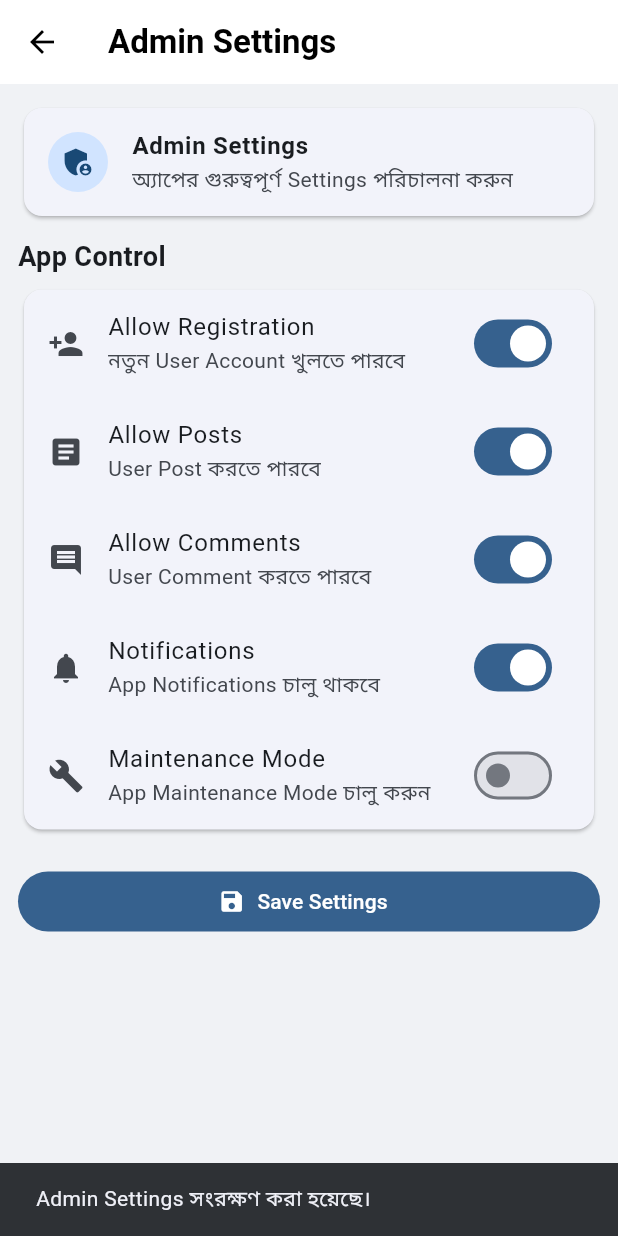
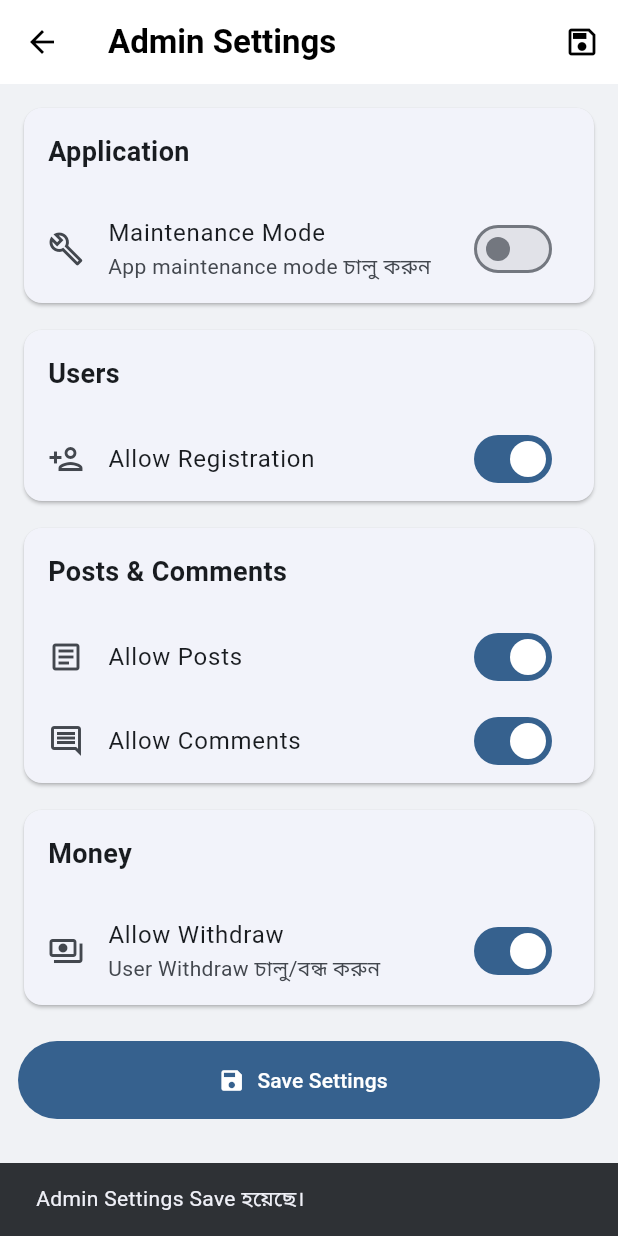
Before and after one commit to bondhu-app/bondhu_social, a Flutter app: the AdminSettingsScreen screen opened directly, after a tap on "Save Settings", on a phone screen of 412 x 824 dp. Run offline on Flutter 3.47's test engine with Material 3 defaults, Android fonts, the phone set to English and light mode, and no system bars; our stand-ins replace cloud_firestore, firebase_auth, firebase_core; accounts and stored records are empty.

Commit message:
Update admin_settings_screen.dart

```diff
--- a/lib/screens/admin/admin_settings_screen.dart
+++ b/lib/screens/admin/admin_settings_screen.dart
@@ -1,3 +1,4 @@
+import 'package:cloud_firestore/cloud_firestore.dart';
 import 'package:flutter/material.dart';
 
 class AdminSettingsScreen extends StatefulWidget {
@@ -10,14 +11,126 @@ class AdminSettingsScreen extends StatefulWidget {
 
 class _AdminSettingsScreenState
     extends State<AdminSettingsScreen> {
-  bool allowRegistration = true;
-  bool allowPosts = true;
-  bool allowComments = true;
-  bool maintenanceMode = false;
-  bool notificationsEnabled = true;
+  final FirebaseFirestore _firestore =
+      FirebaseFirestore.instance;
+
+  bool _maintenanceMode = false;
+  bool _allowRegistration = true;
+  bool _allowPosts = true;
+  bool _allowComments = true;
+  bool _allowWithdraw = true;
+
+  bool _loading = true;
+  bool _saving = false;
+
+  @override
+  void initState() {
+    super.initState();
+    _loadSettings();
+  }
+
+  Future<void> _loadSettings() async {
+    try {
+      final document = await _firestore
+          .collection('settings')
+          .doc('app_settings')
+          .get();
+
+      if (document.exists) {
+        final data =
+            document.data() ?? {};
+
+        _maintenanceMode =
+            data['maintenanceMode'] ?? false;
+
+        _allowRegistration =
+            data['allowRegistration'] ?? true;
+
+        _allowPosts =
+            data['allowPosts'] ?? true;
+
+        _allowComments =
+            data['allowComments'] ?? true;
+
+        _allowWithdraw =
+            data['allowWithdraw'] ?? true;
+      }
+    } catch (_) {
+      // Default settings থাকবে।
+    }
+
+    if (!mounted) return;
+
+    setState(() {
+      _loading = false;
+    });
+  }
+
+  Future<void> _saveSettings() async {
+    setState(() {
+      _saving = true;
+    });
+
+    try {
+      await _firestore
+          .collection('settings')
+          .doc('app_settings')
+          .set({
+        'maintenanceMode':
+            _maintenanceMode,
+        'allowRegistration':
+            _allowRegistration,
+        'allowPosts':
+            _allowPosts,
+        'allowComments':
+            _allowComments,
+        'allowWithdraw':
+            _allowWithdraw,
+        'updatedAt':
+            FieldValue.serverTimestamp(),
+      }, SetOptions(merge: true));
+
+      if (!mounted) return;
+
+      ScaffoldMessenger.of(context).showSnackBar(
+        const SnackBar(
+          content: Text(
+            'Admin Settings Save হয়েছে।',
+          ),
+        ),
+      );
+    } catch (error) {
+      if (!mounted) return;
+
+      ScaffoldMessenger.of(context).showSnackBar(
+        SnackBar(
+          content: Text(
+            'Save করা যায়নি: $error',
+          ),
+        ),
+      );
+    } finally {
+      if (!mounted) return;
+
+      setState(() {
+        _saving = false;
+      });
+    }
+  }
 
   @override
   Widget build(BuildContext context) {
+    if (_loading) {
+      return Scaffold(
+        appBar: AppBar(
+          title: const Text('Admin Settings'),
+        ),
+        body: const Center(
+          child: CircularProgressIndicator(),
+        ),
+      );
+    }
+
     return Scaffold(
       appBar: AppBar(
         title: const Text(
@@ -26,154 +139,170 @@ class _AdminSettingsScreenState
             fontWeight: FontWeight.bold,
           ),
         ),
+        actions: [
+          IconButton(
+            onPressed:
+                _saving ? null : _saveSettings,
+            icon: const Icon(
+              Icons.save_outlined,
+            ),
+          ),
+        ],
       ),
       body: ListView(
         padding: const EdgeInsets.all(12),
         children: [
-          const Card(
-            child: ListTile(
-              leading: CircleAvatar(
-                child: Icon(Icons.admin_panel_settings),
-              ),
-              title: Text(
-                'Admin Settings',
-                style: TextStyle(
-                  fontWeight: FontWeight.bold,
-                ),
-              ),
-              subtitle: Text(
-                'অ্যাপের গুরুত্বপূর্ণ Settings পরিচালনা করুন',
-              ),
-            ),
-          ),
-
-          const SizedBox(height: 10),
-
-          const Text(
-            'App Control',
-            style: TextStyle(
-              fontSize: 18,
-              fontWeight: FontWeight.bold,
-            ),
-          ),
-
-          const SizedBox(height: 5),
-
-          Card(
-            child: Column(
+          _section(
+            title: 'Application',
             children: [
               SwitchListTile(
                 secondary: const Icon(
-                    Icons.person_add,
-                  ),
-                  title: const Text(
-                    'Allow Registration',
-                  ),
-                  subtitle: const Text(
-                    'নতুন User Account খুলতে পারবে',
-                  ),
-                  value: allowRegistration,
-                  onChanged: (value) {
-                    setState(() {
-                      allowRegistration = value;
-                    });
-                  },
-                ),
-
-                SwitchListTile(
-                  secondary: const Icon(
-                    Icons.article,
-                  ),
-                  title: const Text(
-                    'Allow Posts',
-                  ),
-                  subtitle: const Text(
-                    'User Post করতে পারবে',
-                  ),
-                  value: allowPosts,
-                  onChanged: (value) {
-                    setState(() {
-                      allowPosts = value;
-                    });
-                  },
-                ),
-
-                SwitchListTile(
-                  secondary: const Icon(
-                    Icons.comment,
-                  ),
-                  title: const Text(
-                    'Allow Comments',
-                  ),
-                  subtitle: const Text(
-                    'User Comment করতে পারবে',
-                  ),
-                  value: allowComments,
-                  onChanged: (value) {
-                    setState(() {
-                      allowComments = value;
-                    });
-                  },
-                ),
-
-                SwitchListTile(
-                  secondary: const Icon(
-                    Icons.notifications,
-                  ),
-                  title: const Text(
-                    'Notifications',
-                  ),
-                  subtitle: const Text(
-                    'App Notifications চালু থাকবে',
-                  ),
-                  value: notificationsEnabled,
-                  onChanged: (value) {
-                    setState(() {
-                      notificationsEnabled = value;
-                    });
-                  },
-                ),
-
-                SwitchListTile(
-                  secondary: const Icon(
-                    Icons.build,
+                  Icons.build_outlined,
                 ),
                 title: const Text(
                   'Maintenance Mode',
                 ),
                 subtitle: const Text(
-                    'App Maintenance Mode চালু করুন',
+                  'App maintenance mode চালু করুন',
                 ),
-                  value: maintenanceMode,
+                value: _maintenanceMode,
                 onChanged: (value) {
                   setState(() {
-                      maintenanceMode = value;
+                    _maintenanceMode = value;
                   });
                 },
               ),
             ],
           ),
+          const SizedBox(height: 10),
+          _section(
+            title: 'Users',
+            children: [
+              SwitchListTile(
+                secondary: const Icon(
+                  Icons.person_add_outlined,
                 ),
-
+                title: const Text(
+                  'Allow Registration',
+                ),
+                value: _allowRegistration,
+                onChanged: (value) {
+                  setState(() {
+                    _allowRegistration = value;
+                  });
+                },
+              ),
+            ],
+          ),
+          const SizedBox(height: 10),
+          _section(
+            title: 'Posts & Comments',
+            children: [
+              SwitchListTile(
+                secondary: const Icon(
+                  Icons.article_outlined,
+                ),
+                title: const Text(
+                  'Allow Posts',
+                ),
+                value: _allowPosts,
+                onChanged: (value) {
+                  setState(() {
+                    _allowPosts = value;
+                  });
+                },
+              ),
+              SwitchListTile(
+                secondary: const Icon(
+                  Icons.comment_outlined,
+                ),
+                title: const Text(
+                  'Allow Comments',
+                ),
+                value: _allowComments,
+                onChanged: (value) {
+                  setState(() {
+                    _allowComments = value;
+                  });
+                },
+              ),
+            ],
+          ),
+          const SizedBox(height: 10),
+          _section(
+            title: 'Money',
+            children: [
+              SwitchListTile(
+                secondary: const Icon(
+                  Icons.payments_outlined,
+                ),
+                title: const Text(
+                  'Allow Withdraw',
+                ),
+                subtitle: const Text(
+                  'User Withdraw চালু/বন্ধ করুন',
+                ),
+                value: _allowWithdraw,
+                onChanged: (value) {
+                  setState(() {
+                    _allowWithdraw = value;
+                  });
+                },
+              ),
+            ],
+          ),
           const SizedBox(height: 20),
-
-          FilledButton.icon(
-            onPressed: () {
-              ScaffoldMessenger.of(context).showSnackBar(
-                const SnackBar(
-                  content: Text(
-                    'Admin Settings সংরক্ষণ করা হয়েছে।',
+          SizedBox(
+            height: 52,
+            child: FilledButton.icon(
+              onPressed:
+                  _saving ? null : _saveSettings,
+              icon: _saving
+                  ? const SizedBox(
+                      width: 20,
+                      height: 20,
+                      child:
+                          CircularProgressIndicator(
+                        strokeWidth: 2,
                       ),
+                    )
+                  : const Icon(
+                      Icons.save,
                     ),
-              );
-            },
-            icon: const Icon(Icons.save),
-            label: const Text(
-              'Save Settings',
+              label: Text(
+                _saving
+                    ? 'Saving...'
+                    : 'Save Settings',
+              ),
             ),
           ),
         ],
       ),
     );
   }
+
+  Widget _section({
+    required String title,
+    required List<Widget> children,
+  }) {
+    return Card(
+      child: Column(
+        crossAxisAlignment:
+            CrossAxisAlignment.start,
+        children: [
+          Padding(
+            padding: const EdgeInsets.all(16),
+            child: Text(
+              title,
+              style: const TextStyle(
+                fontSize: 18,
+                fontWeight: FontWeight.bold,
+              ),
+            ),
+          ),
+          ...children,
+        ],
+      ),
+    );
   }
+}
```
Lines whose indentation alone changed are shown as unchanged.
